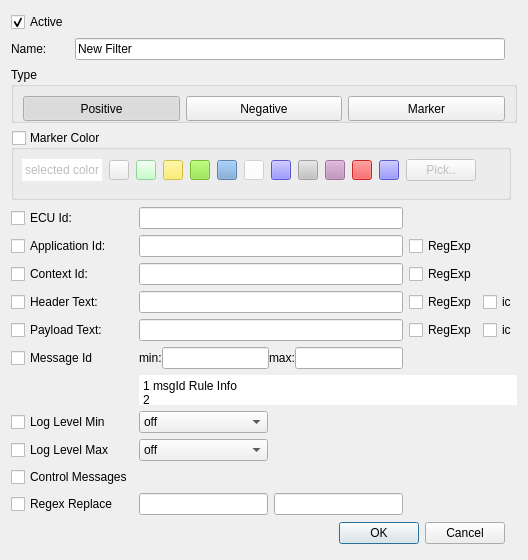
First picture: the form in src/filterdialog.ui, repository COVESA/dlt-viewer, before the edit.
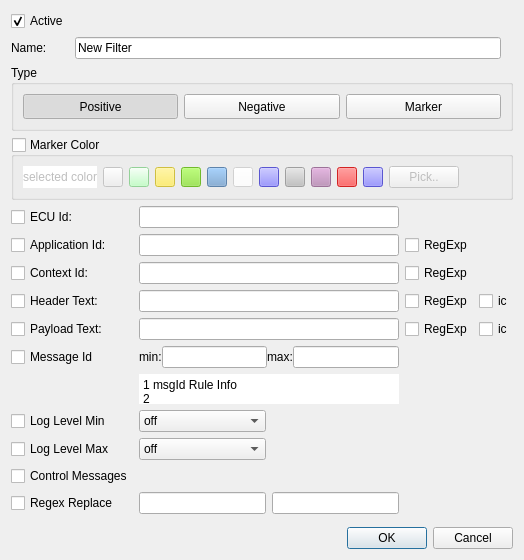
Second picture: the form after the edit. Icons and pictures are not drawn.

Commit message:
Use proper layout for filterdialog
There were multiple issues in the filter dialog which became extra
apparent while using a tiling WM and/or not using default Qt theme.

Buttons and other UI elements should now fit inside their bounding boxes.
Extra space on resize goes to the bottom instead of between sections.

```diff
--- a/src/filterdialog.ui
+++ b/src/filterdialog.ui
@@ -18,7 +18,20 @@
     <normaloff>:/toolbar/png/edit-cut.png</normaloff>:/toolbar/png/edit-cut.png</iconset>
   </property>
   <layout class="QGridLayout" name="gridLayout">
-   <item row="26" column="0">
+   <item row="25" column="0" colspan="3">
+    <spacer name="verticalSpacer_bottom">
+     <property name="orientation">
+      <enum>Qt::Vertical</enum>
+     </property>
+     <property name="sizeHint" stdset="0">
+      <size>
+       <width>20</width>
+       <height>0</height>
+      </size>
+     </property>
+    </spacer>
+   </item>
+   <item row="26" column="0" colspan="3">
     <widget class="QDialogButtonBox" name="buttonBox">
      <property name="orientation">
       <enum>Qt::Horizontal</enum>
@@ -58,11 +71,11 @@
    </item>
    <item row="3" column="0" colspan="3">
     <widget class="QGroupBox" name="groupBox">
-     <property name="maximumSize">
-      <size>
-       <width>16777215</width>
-       <height>56</height>
-      </size>
+     <property name="sizePolicy">
+      <sizepolicy hsizetype="Preferred" vsizetype="Fixed">
+       <horstretch>0</horstretch>
+       <verstretch>0</verstretch>
+      </sizepolicy>
      </property>
      <property name="title">
       <string>Type</string>
@@ -434,7 +447,7 @@
        </property>
       </widget>
      </item>
-     <item row="6" column="1" colspan="4">
+     <item row="6" column="1" colspan="2">
       <widget class="QPlainTextEdit" name="plainTextEdit_msgIdRule">
        <property name="sizePolicy">
         <sizepolicy hsizetype="Expanding" vsizetype="Minimum">
@@ -513,18 +526,18 @@
      </item>
     </layout>
    </item>
-   <item row="6" column="0" colspan="2">
+   <item row="6" column="0" colspan="3">
     <widget class="QGroupBox" name="groupBox_marker">
+     <property name="sizePolicy">
+      <sizepolicy hsizetype="Preferred" vsizetype="Fixed">
+       <horstretch>0</horstretch>
+       <verstretch>0</verstretch>
+      </sizepolicy>
+     </property>
      <property name="minimumSize">
       <size>
        <width>500</width>
-       <height>70</height>
-      </size>
-     </property>
-     <property name="maximumSize">
-      <size>
-       <width>16777215</width>
-       <height>70</height>
+       <height>0</height>
       </size>
      </property>
      <property name="title">
@@ -536,15 +549,6 @@
      <property name="checked">
       <bool>false</bool>
      </property>
-     <widget class="QWidget" name="gridLayoutWidget_2">
-      <property name="geometry">
-       <rect>
-        <x>10</x>
-        <y>20</y>
-        <width>461</width>
-        <height>41</height>
-       </rect>
-      </property>
       <layout class="QGridLayout" name="gridLayout_colors">
        <item row="0" column="1">
         <widget class="QPushButton" name="pushButton_c0">
@@ -842,12 +846,6 @@
        </item>
        <item row="0" column="0">
         <widget class="QLabel" name="labelSelectedColor">
-         <property name="maximumSize">
-          <size>
-           <width>80</width>
-           <height>16777215</height>
-          </size>
-         </property>
          <property name="palette">
           <palette>
            <active>
@@ -923,8 +921,20 @@
          </property>
         </widget>
        </item>
+       <item row="0" column="13">
+        <spacer name="horizontalSpacer_colors">
+         <property name="orientation">
+          <enum>Qt::Horizontal</enum>
+         </property>
+         <property name="sizeHint" stdset="0">
+          <size>
+           <width>0</width>
+           <height>20</height>
+          </size>
+         </property>
+        </spacer>
+       </item>
       </layout>
-     </widget>
     </widget>
    </item>
   </layout>
```
